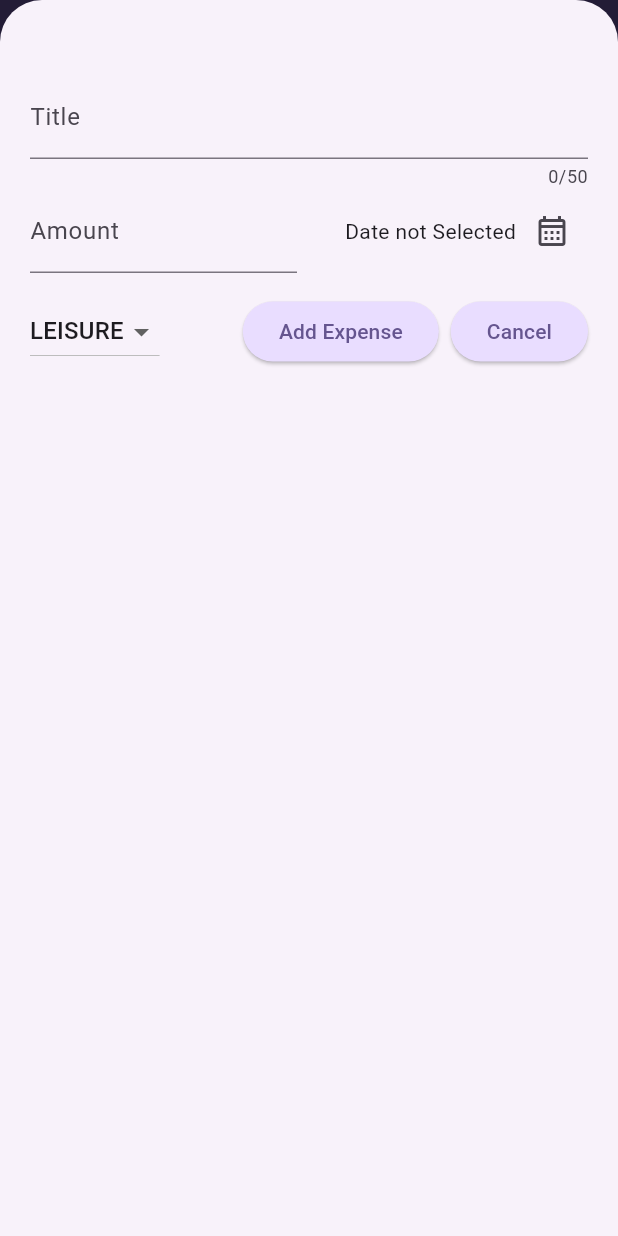
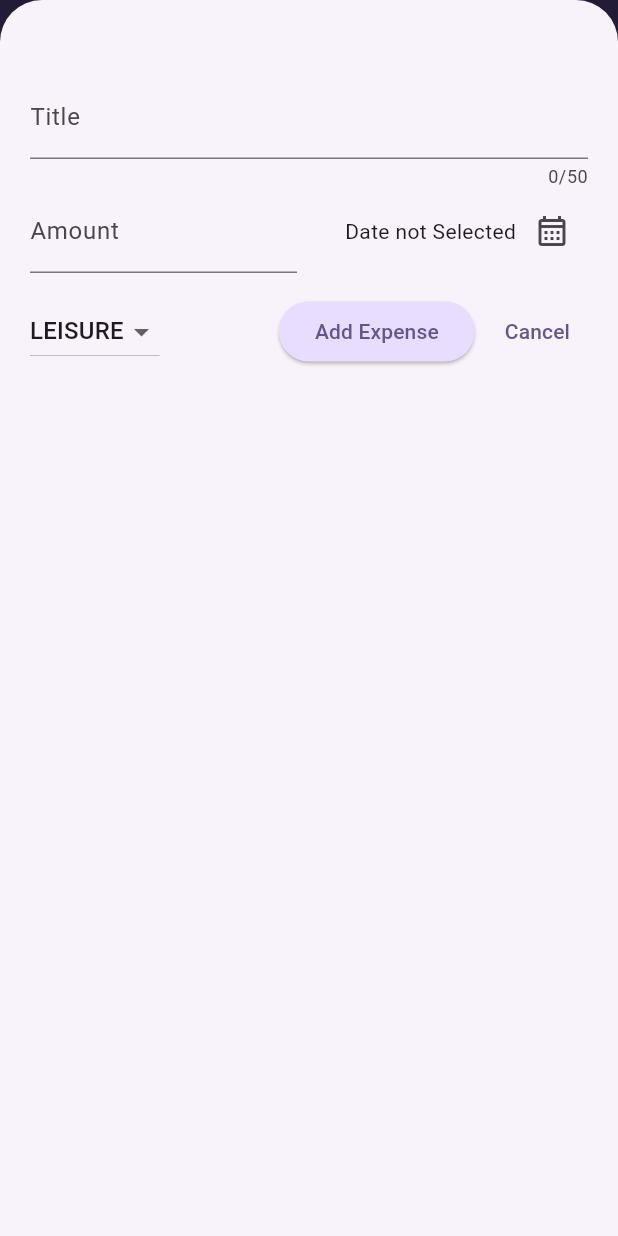
Before and after one commit to NishantDabhi/expense_tracker, a Flutter app: the screen it shows after launch, after a tap on the "add" icon, on a phone screen of 412 x 824 dp. Run offline on Flutter 3.47's test engine with Material 3 defaults, Android fonts, the light colour scheme and no system bars; missing offline and left inert: dart:ffi.

```diff
--- a/lib/widgets/expenses.dart
+++ b/lib/widgets/expenses.dart
@@ -1,4 +1,6 @@
 // this file is main screen of app and appears first , kind of home screen
+
+import 'dart:convert';
 
 import 'package:expense_tracker/widgets/chart/chart.dart';
 import 'package:expense_tracker/widgets/expenses_list/expense_list.dart';
@@ -17,21 +19,19 @@ class Expenses extends StatefulWidget {
 }
 
 class _ExpensesState extends State<Expenses> {
-  final List<Expense> _registeredExpenses = [
-    Expense(title: 'Test 1', amount: 12.65, date: DateTime.now() , category: Category.food),
-    Expense(title: 'Test 2', amount: 45.98, date: DateTime.now() , category: Category.leisure),
-    Expense(title: 'Test 3', amount: 89.62, date: DateTime.now() , category: Category.work),
-    Expense(title: 'Test 4', amount: 48.25, date: DateTime.now() , category: Category.travel),
-  ];
+  final List<Expense> _registeredExpenses = [];
 
   void _openAddExpenseOverlay() {
     showModalBottomSheet(
       isScrollControlled: true,
         context: context,
-        builder: (ctx) => NewExpense(onAddExpense: _addExpense,));
+        builder: (ctx) => NewExpense(
+          onAddExpense: _addExpense,
+        ));
   }
 
-  void _addExpense(Expense expense) {
+  void _addExpense(Expense expense)  {
+
     setState(() {
       _registeredExpenses.add(expense);
     });
--- a/lib/widgets/new_expense.dart
+++ b/lib/widgets/new_expense.dart
@@ -1,6 +1,9 @@
+import 'dart:convert';
+
 import 'package:expense_tracker/models/expense.dart';
 import 'package:flutter/material.dart';
 import 'package:intl/intl.dart';
+import 'package:http/http.dart' as http;
 
 final formatter  = DateFormat.yMd();
 
@@ -33,7 +36,7 @@ class _NewExpenseState extends State<NewExpense> {
 
 
 
-    void _submitExpenseData() {
+    void _submitExpenseData()  {
       final enteredAmount = double.tryParse(_amountController.text); //tryParse('Hello') => Null and tryParse('1.12') => 1.12
       final amountIsInvalid = enteredAmount == null || enteredAmount <= 0;
 
@@ -49,6 +52,23 @@ class _NewExpenseState extends State<NewExpense> {
         ));
         return;
       }
+
+      // final url = Uri.https('expense-tracker-49f75-default-rtdb.firebaseio.com', 'expense-list.json');
+      //
+      // final response = await http.post(
+      //     url,
+      //     headers: { 'Content-Type' : 'application/json' },
+      //     body: json.encode({
+      //       'title': _titleController.text,
+      //       'amount': enteredAmount,
+      //       'date': _selectedDate.toString(),
+      //       'category': _selectedCategory.name
+      //     })
+      // );
+      //
+      // print(response.body);
+      // print(response.statusCode);
+
       widget.onAddExpense(Expense(title: _titleController.text, amount: enteredAmount, date: _selectedDate!, category: _selectedCategory));
       Navigator.pop(context);
     }
@@ -115,7 +135,7 @@ class _NewExpenseState extends State<NewExpense> {
             const Spacer(),
             ElevatedButton(onPressed: () { _submitExpenseData(); }, child: const Text('Add Expense')),
             const SizedBox(width: 8,),
-            ElevatedButton(onPressed: () { Navigator.pop(context); }, child: const Text('Cancel'))
+            TextButton(onPressed: () { Navigator.pop(context); }, child: const Text('Cancel'))
           ],
         )
       ],
```
Also changed, not shown: pubspec.yaml (+7 -0 lines), assets/images/Designer.png (added), assets/images/money.png (added), pubspec.lock, 30 other files.
